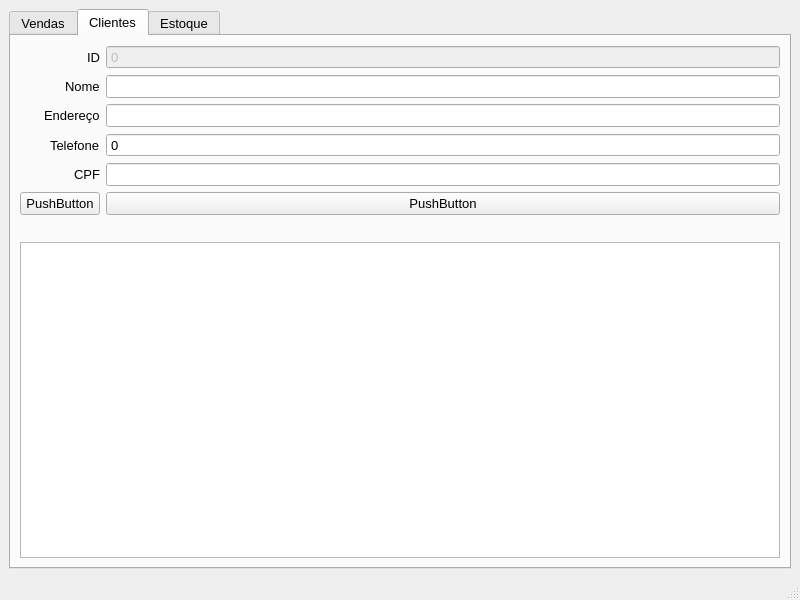
Above: mainwindow.ui from Spyght/Projeto_ECommerce before the change. Below: the same form after it.
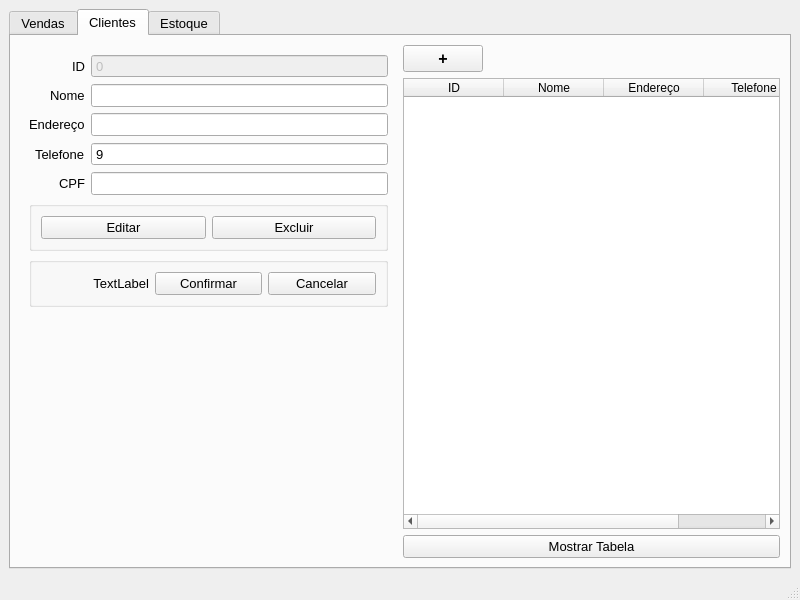
That is the form after the change. The open tabs and pages were chosen to show the change.

Commit message: Clientes Finalizados. Vendas iniciada

The edit to the form file:
```diff
--- a/mainwindow.ui
+++ b/mainwindow.ui
@@ -73,6 +73,9 @@
        <attribute name="title">
         <string>Clientes</string>
        </attribute>
+       <layout class="QHBoxLayout" name="horizontalLayout_7">
+        <item>
+         <widget class="QFrame" name="QFrameEstoque_2">
        <layout class="QVBoxLayout" name="verticalLayout_2">
         <item>
          <layout class="QFormLayout" name="formLayout_2">
@@ -86,6 +89,22 @@
             </property>
            </widget>
           </item>
+             <item row="0" column="1">
+              <widget class="QSpinBox" name="spinBoxCodEstoque_2">
+               <property name="enabled">
+                <bool>false</bool>
+               </property>
+               <property name="readOnly">
+                <bool>false</bool>
+               </property>
+               <property name="buttonSymbols">
+                <enum>QAbstractSpinBox::NoButtons</enum>
+               </property>
+               <property name="minimum">
+                <number>0</number>
+               </property>
+              </widget>
+             </item>
           <item row="1" column="0">
            <widget class="QLabel" name="label_3">
             <property name="text">
@@ -93,6 +112,9 @@
             </property>
            </widget>
           </item>
+             <item row="1" column="1">
+              <widget class="QLineEdit" name="lineEditDescricaoEstoque_2"/>
+             </item>
           <item row="2" column="0">
            <widget class="QLabel" name="label_4">
             <property name="text">
@@ -100,6 +122,9 @@
             </property>
            </widget>
           </item>
+             <item row="2" column="1">
+              <widget class="QLineEdit" name="lineEditEndereco"/>
+             </item>
           <item row="3" column="0">
            <widget class="QLabel" name="label_9">
             <property name="text">
@@ -107,6 +132,19 @@
             </property>
            </widget>
           </item>
+             <item row="3" column="1">
+              <widget class="QSpinBox" name="spinBoxCliente">
+               <property name="buttonSymbols">
+                <enum>QAbstractSpinBox::NoButtons</enum>
+               </property>
+               <property name="minimum">
+                <number>9</number>
+               </property>
+               <property name="maximum">
+                <number>999999999</number>
+               </property>
+              </widget>
+             </item>
           <item row="4" column="0">
            <widget class="QLabel" name="label_10">
             <property name="text">
@@ -114,60 +152,137 @@
             </property>
            </widget>
           </item>
-          <item row="0" column="1">
-           <widget class="QSpinBox" name="spinBox_3">
-            <property name="enabled">
-             <bool>false</bool>
-            </property>
-            <property name="buttonSymbols">
-             <enum>QAbstractSpinBox::NoButtons</enum>
-            </property>
-           </widget>
-          </item>
-          <item row="1" column="1">
-           <widget class="QLineEdit" name="lineEdit_2"/>
-          </item>
-          <item row="2" column="1">
-           <widget class="QLineEdit" name="lineEdit_3"/>
-          </item>
-          <item row="3" column="1">
-           <widget class="QSpinBox" name="spinBox_4">
-            <property name="buttonSymbols">
-             <enum>QAbstractSpinBox::NoButtons</enum>
-            </property>
-            <property name="maximum">
-             <number>999999999</number>
-            </property>
-           </widget>
-          </item>
-          <item row="5" column="0">
-           <widget class="QPushButton" name="pushButton_3">
-            <property name="text">
-             <string>PushButton</string>
-            </property>
-           </widget>
-          </item>
-          <item row="5" column="1">
-           <widget class="QPushButton" name="pushButton_4">
-            <property name="text">
-             <string>PushButton</string>
-            </property>
-           </widget>
-          </item>
           <item row="4" column="1">
            <widget class="QLineEdit" name="lineEdit_4"/>
           </item>
          </layout>
         </item>
         <item>
-         <widget class="QLabel" name="label">
+            <widget class="QGroupBox" name="qgbAlterarEstoque_2">
+             <layout class="QHBoxLayout" name="horizontalLayout_5">
+              <item>
+               <widget class="QPushButton" name="pushButtonEditarEstoque_2">
           <property name="text">
-           <string/>
+                 <string>Editar</string>
           </property>
          </widget>
         </item>
         <item>
-         <widget class="QTableWidget" name="tableWidget_2"/>
+               <widget class="QPushButton" name="pushButtonExcluirEstoque_2">
+                <property name="text">
+                 <string>Excluir</string>
+                </property>
+               </widget>
+              </item>
+             </layout>
+            </widget>
+           </item>
+           <item>
+            <widget class="QGroupBox" name="qgbOpcoesEstoque_2">
+             <property name="alignment">
+              <set>Qt::AlignRight|Qt::AlignTrailing|Qt::AlignVCenter</set>
+             </property>
+             <layout class="QHBoxLayout" name="horizontalLayout_6">
+              <item>
+               <widget class="QLabel" name="label_Opcoes_2">
+                <property name="text">
+                 <string>TextLabel</string>
+                </property>
+                <property name="alignment">
+                 <set>Qt::AlignRight|Qt::AlignTrailing|Qt::AlignVCenter</set>
+                </property>
+               </widget>
+              </item>
+              <item>
+               <widget class="QPushButton" name="pushButtonConfirmar_2">
+                <property name="text">
+                 <string>Confirmar</string>
+                </property>
+               </widget>
+              </item>
+              <item>
+               <widget class="QPushButton" name="pushButtonCancelar_2">
+                <property name="text">
+                 <string>Cancelar</string>
+                </property>
+               </widget>
+              </item>
+             </layout>
+            </widget>
+           </item>
+           <item>
+            <spacer name="verticalSpacer_2">
+             <property name="orientation">
+              <enum>Qt::Vertical</enum>
+             </property>
+             <property name="sizeHint" stdset="0">
+              <size>
+               <width>20</width>
+               <height>40</height>
+              </size>
+             </property>
+            </spacer>
+           </item>
+          </layout>
+         </widget>
+        </item>
+        <item>
+         <layout class="QVBoxLayout" name="verticalLayout_6">
+          <item>
+           <widget class="QPushButton" name="pushButtonAddEstoque_2">
+            <property name="sizePolicy">
+             <sizepolicy hsizetype="Fixed" vsizetype="Fixed">
+              <horstretch>0</horstretch>
+              <verstretch>0</verstretch>
+             </sizepolicy>
+            </property>
+            <property name="font">
+             <font>
+              <pointsize>12</pointsize>
+              <weight>75</weight>
+              <bold>true</bold>
+             </font>
+            </property>
+            <property name="text">
+             <string>+</string>
+            </property>
+           </widget>
+          </item>
+          <item>
+           <widget class="QTableWidget" name="tableWidgetEstoque_2">
+            <property name="editTriggers">
+             <set>QAbstractItemView::NoEditTriggers</set>
+            </property>
+            <column>
+             <property name="text">
+              <string>ID</string>
+             </property>
+            </column>
+            <column>
+             <property name="text">
+              <string>Nome</string>
+             </property>
+            </column>
+            <column>
+             <property name="text">
+              <string>Endereço</string>
+             </property>
+            </column>
+            <column>
+             <property name="text">
+              <string>Telefone</string>
+             </property>
+            </column>
+           </widget>
+          </item>
+          <item>
+           <widget class="QPushButton" name="pushButtonMostrarLista_2">
+            <property name="text">
+             <string>Mostrar Tabela</string>
+            </property>
+           </widget>
+          </item>
+         </layout>
         </item>
        </layout>
       </widget>
```
Left out of the diff: 114 changed lines with no effect on the pictures. Lines whose indentation alone changed are shown as unchanged. The commit also changes 11 other files.
